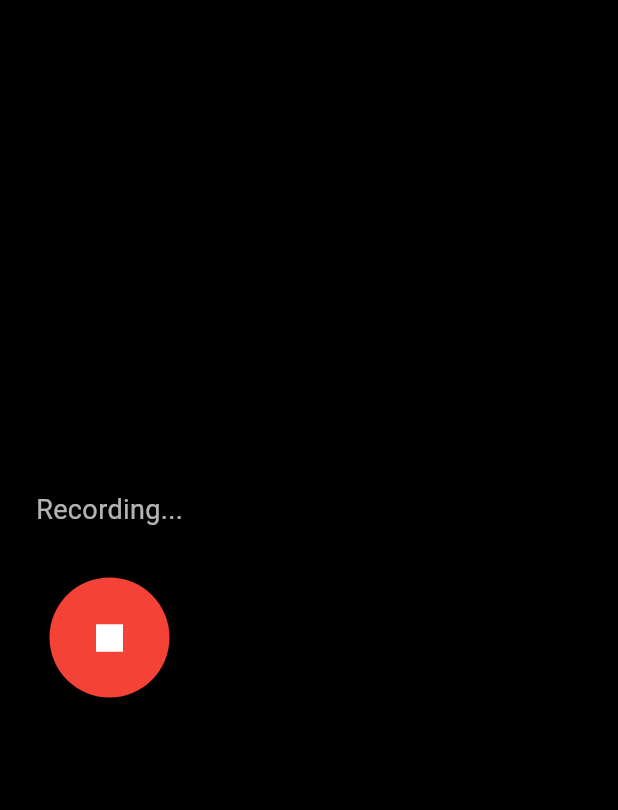
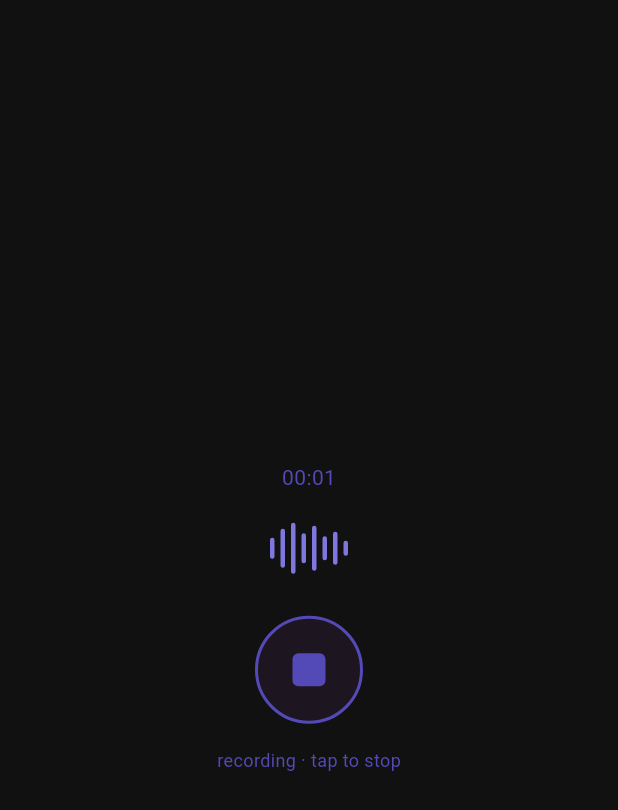
Before and after one commit to LikhinMN/zenly, a Flutter app: the screen it shows after launch, after a tap on the "mic" icon, on a phone screen of 412 x 824 dp. Shown: the top 810 px of the screen. Run offline on Flutter 3.47's test engine with Material 3 defaults, Android fonts, the phone set to English and light mode, and no system bars; our stand-ins replace dio, flutter_dotenv, permission_handler; missing offline and left inert: record; network calls fail; Roboto replaces fonts that are missing (SF Pro Display).

Commit message:
sprint-3: full UI — home, recording, and transcript screens

```diff
--- /dev/null
+++ b/lib/features/recording/home_screen.dart
@@ -0,0 +1,145 @@
+import 'package:flutter/material.dart';
+import 'recording_screen.dart';
+
+class HomeScreen extends StatelessWidget {
+  const HomeScreen({super.key});
+
+  final List<Map<String, String>> _recentTranscripts = const [
+    {
+      'title': 'Meeting notes — design review',
+      'time': 'Today, 2:14 PM · 1m 32s',
+    },
+    {
+      'title': 'Research ideas for sprint 3',
+      'time': 'Yesterday · 45s',
+    },
+  ];
+
+  @override
+  Widget build(BuildContext context) {
+    return Scaffold(
+      backgroundColor: const Color(0xFF111111),
+      body: SafeArea(
+        child: Padding(
+          padding: const EdgeInsets.symmetric(horizontal: 24),
+          child: Column(
+            crossAxisAlignment: CrossAxisAlignment.center,
+            children: [
+              const SizedBox(height: 40),
+              const Text(
+                'Zenly',
+                style: TextStyle(
+                  fontSize: 22,
+                  fontWeight: FontWeight.w500,
+                  color: Color(0xFFE0E0E0),
+                  letterSpacing: 0.5,
+                ),
+              ),
+              const SizedBox(height: 4),
+              const Text(
+                'tap to record',
+                style: TextStyle(
+                  fontSize: 13,
+                  color: Color(0xFF555555),
+                ),
+              ),
+              const SizedBox(height: 40),
+
+              // Static waveform
+              Row(
+                mainAxisAlignment: MainAxisAlignment.center,
+                children: [10.0, 18.0, 28.0, 20.0, 12.0, 24.0, 16.0, 8.0]
+                    .map((h) => Container(
+                  width: 3,
+                  height: h,
+                  margin: const EdgeInsets.symmetric(horizontal: 2),
+                  decoration: BoxDecoration(
+                    color: const Color(0xFF3C3489),
+                    borderRadius: BorderRadius.circular(2),
+                  ),
+                ))
+                    .toList(),
+              ),
+              const SizedBox(height: 24),
+
+              // Record button
+              GestureDetector(
+                onTap: () {
+                  Navigator.push(
+                    context,
+                    MaterialPageRoute(
+                      builder: (_) => const RecordingScreen(),
+                    ),
+                  );
+                },
+                child: Container(
+                  width: 72,
+                  height: 72,
+                  decoration: const BoxDecoration(
+                    shape: BoxShape.circle,
+                    color: Color(0xFF534AB7),
+                  ),
+                  child: const Icon(
+                    Icons.mic,
+                    color: Colors.white,
+                    size: 32,
+                  ),
+                ),
+              ),
+              const SizedBox(height: 12),
+              const Text(
+                'tap to record',
+                style: TextStyle(fontSize: 11, color: Color(0xFF555555)),
+              ),
+              const SizedBox(height: 32),
+
+              // Divider
+              const Divider(color: Color(0xFF222222)),
+              const SizedBox(height: 12),
+
+              // Recent transcripts
+              Expanded(
+                child: ListView.builder(
+                  itemCount: _recentTranscripts.length,
+                  itemBuilder: (context, index) {
+                    final item = _recentTranscripts[index];
+                    return Container(
+                      margin: const EdgeInsets.only(bottom: 8),
+                      padding: const EdgeInsets.symmetric(
+                          horizontal: 12, vertical: 10),
+                      decoration: BoxDecoration(
+                        color: const Color(0xFF1A1A1A),
+                        borderRadius: BorderRadius.circular(10),
+                      ),
+                      child: Column(
+                        crossAxisAlignment: CrossAxisAlignment.start,
+                        children: [
+                          Text(
+                            item['title']!,
+                            style: const TextStyle(
+                              fontSize: 13,
+                              color: Color(0xFFCCCCCC),
+                            ),
+                            overflow: TextOverflow.ellipsis,
+                          ),
+                          const SizedBox(height: 3),
+                          Text(
+                            item['time']!,
+                            style: const TextStyle(
+                              fontSize: 11,
+                              color: Color(0xFF444444),
+                            ),
+                          ),
+                        ],
+                      ),
+                    );
+                  },
+                ),
+              ),
+            ],
+          ),
+        ),
+      ),
+    );
+  }
+}
--- /dev/null
+++ b/lib/features/recording/recording_screen.dart
@@ -0,0 +1,145 @@
+import 'dart:async';
+import 'package:flutter/material.dart';
+import '../../shared/services/recording_service.dart';
+import '../transcription/transcript_screen.dart';
+
+class RecordingScreen extends StatefulWidget {
+  const RecordingScreen({super.key});
+
+  @override
+  State<RecordingScreen> createState() => _RecordingScreenState();
+}
+
+class _RecordingScreenState extends State<RecordingScreen> {
+  final RecordingService _service = RecordingService();
+  int _seconds = 0;
+  Timer? _timer;
+  bool _isRecording = false;
+  String? _filePath;
+
+  @override
+  void initState() {
+    super.initState();
+    _startRecording();
+  }
+
+  Future<void> _startRecording() async {
+    final path = await _service.startRecording();
+    if (path != null) {
+      setState(() {
+        _isRecording = true;
+        _filePath = path;
+      });
+      _timer = Timer.periodic(const Duration(seconds: 1), (_) {
+        setState(() => _seconds++);
+      });
+    }
+  }
+
+  Future<void> _stopRecording() async {
+    _timer?.cancel();
+    final path = await _service.stopRecording();
+    if (path != null && mounted) {
+      Navigator.pushReplacement(
+        context,
+        MaterialPageRoute(
+          builder: (_) => TranscriptScreen(
+            audioPath: path,
+            duration: _seconds,
+          ),
+        ),
+      );
+    }
+  }
+
+  String get _formattedTime {
+    final m = (_seconds ~/ 60).toString().padLeft(2, '0');
+    final s = (_seconds % 60).toString().padLeft(2, '0');
+    return '$m:$s';
+  }
+
+  @override
+  void dispose() {
+    _timer?.cancel();
+    _service.dispose();
+    super.dispose();
+  }
+
+  @override
+  Widget build(BuildContext context) {
+    return Scaffold(
+      backgroundColor: const Color(0xFF111111),
+      body: SafeArea(
+        child: Center(
+          child: Column(
+            mainAxisAlignment: MainAxisAlignment.center,
+            children: [
+              // Timer
+              Text(
+                _formattedTime,
+                style: const TextStyle(
+                  fontSize: 14,
+                  color: Color(0xFF534AB7),
+                  fontFeatures: [FontFeature.tabularFigures()],
+                ),
+              ),
+              const SizedBox(height: 20),
+
+              // Animated waveform
+              Row(
+                mainAxisAlignment: MainAxisAlignment.center,
+                children: [14.0, 26.0, 34.0, 20.0, 30.0, 16.0, 22.0, 10.0]
+                    .map((h) => Container(
+                  width: 3,
+                  height: h,
+                  margin: const EdgeInsets.symmetric(horizontal: 2),
+                  decoration: BoxDecoration(
+                    color: const Color(0xFF7F77DD),
+                    borderRadius: BorderRadius.circular(2),
+                  ),
+                ))
+                    .toList(),
+              ),
+              const SizedBox(height: 28),
+
+              // Stop button
+              GestureDetector(
+                onTap: _stopRecording,
+                child: Container(
+                  width: 72,
+                  height: 72,
+                  decoration: BoxDecoration(
+                    shape: BoxShape.circle,
+                    color: const Color(0xFF1D1520),
+                    border: Border.all(
+                      color: const Color(0xFF534AB7),
+                      width: 2,
+                    ),
+                  ),
+                  child: Center(
+                    child: Container(
+                      width: 22,
+                      height: 22,
+                      decoration: BoxDecoration(
+                        color: const Color(0xFF534AB7),
+                        borderRadius: BorderRadius.circular(4),
+                      ),
+                    ),
+                  ),
+                ),
+              ),
+              const SizedBox(height: 16),
+              const Text(
+                'recording · tap to stop',
+                style: TextStyle(
+                  fontSize: 12,
+                  color: Color(0xFF534AB7),
+                ),
+              ),
+            ],
+          ),
+        ),
+      ),
+    );
+  }
+}
--- a/lib/main.dart
+++ b/lib/main.dart
@@ -1,7 +1,8 @@
 import 'package:flutter/material.dart';
 import 'package:flutter_dotenv/flutter_dotenv.dart';
-import 'features/recording/recording_service.dart';
+import 'features/recording/home_screen.dart';
 import 'features/transcription/transcription_service.dart';
+import '../../shared/services/recording_service.dart';
 
 void main() async {
   WidgetsFlutterBinding.ensureInitialized();
@@ -17,122 +18,18 @@ class ZenlyApp extends StatelessWidget {
     return MaterialApp(
       title: 'Zenly',
       debugShowCheckedModeBanner: false,
-      theme: ThemeData.dark(),
-      home: const RecordTestScreen(),
+      theme: ThemeData(
+        brightness: Brightness.dark,
+        scaffoldBackgroundColor: const Color(0xFF111111),
+        colorScheme: const ColorScheme.dark(
+          primary: Color(0xFF534AB7),
+          secondary: Color(0xFF7F77DD),
+          surface: Color(0xFF1A1A1A),
+        ),
+        fontFamily: 'SF Pro Display',
+        useMaterial3: true,
+      ),
+      home: const HomeScreen(),
     );
   }
 }
-
-class RecordTestScreen extends StatefulWidget {
-  const RecordTestScreen({super.key});
-
-  @override
-  State<RecordTestScreen> createState() => _RecordTestScreenState();
-}
-
-class _RecordTestScreenState extends State<RecordTestScreen> {
-  final RecordingService _recordingService = RecordingService();
-  final TranscriptionService _transcriptionService = TranscriptionService();
-
-  bool _isRecording = false;
-  bool _isProcessing = false;
-  String? _transcript;
-  String? _savedPath;
-
-  Future<void> _toggleRecording() async {
-    if (_isRecording) {
-      final path = await _recordingService.stopRecording();
-      setState(() {
-        _isRecording = false;
-        _savedPath = path;
-        _isProcessing = true;
-        _transcript = null;
-      });
-
-      if (path != null) {
-        final result = await _transcriptionService.transcribe(path);
-        setState(() {
-          _isProcessing = false;
-          _transcript = result;
-        });
-      }
-    } else {
-      final path = await _recordingService.startRecording();
-      if (path != null) {
-        setState(() {
-          _isRecording = true;
-          _transcript = null;
-        });
-      }
-    }
-  }
-
-  @override
-  void dispose() {
-    _recordingService.dispose();
-    super.dispose();
-  }
-
-  @override
-  Widget build(BuildContext context) {
-    return Scaffold(
-      backgroundColor: Colors.black,
-      body: Padding(
-        padding: const EdgeInsets.all(24),
-        child: Column(
-          mainAxisAlignment: MainAxisAlignment.center,
-          children: [
-            Text(
-              _isRecording
-                  ? 'Recording...'
-                  : _isProcessing
-                  ? 'Transcribing...'
-                  : 'Tap to Record',
-              style: const TextStyle(color: Colors.white70, fontSize: 18),
-            ),
-            const SizedBox(height: 32),
-            GestureDetector(
-              onTap: _isProcessing ? null : _toggleRecording,
-              child: Container(
-                width: 80,
-                height: 80,
-                decoration: BoxDecoration(
-                  shape: BoxShape.circle,
-                  color: _isProcessing
-                      ? Colors.grey
-                      : _isRecording
-                      ? Colors.red
-                      : const Color(0xFF534AB7),
-                ),
-                child: _isProcessing
-                    ? const CircularProgressIndicator(color: Colors.white)
-                    : Icon(
-                  _isRecording ? Icons.stop : Icons.mic,
-                  color: Colors.white,
-                  size: 36,
-                ),
-              ),
-            ),
-            const SizedBox(height: 32),
-            if (_transcript != null)
-              Container(
-                padding: const EdgeInsets.all(16),
-                decoration: BoxDecoration(
-                  color: const Color(0xFF1a1a1a),
-                  borderRadius: BorderRadius.circular(12),
-                ),
-                child: Text(
-                  _transcript!,
-                  style: const TextStyle(
-                    color: Colors.white,
-                    fontSize: 16,
-                    height: 1.6,
-                  ),
-                ),
-              ),
-          ],
-        ),
-      ),
-    );
-  }
-}
```
Also changed, not shown: lib/features/transcription/transcript_screen.dart (added, +226 -0 lines), lib/shared/services/recording_service.dart (renamed from lib/features/recording/recording_service.dart).
